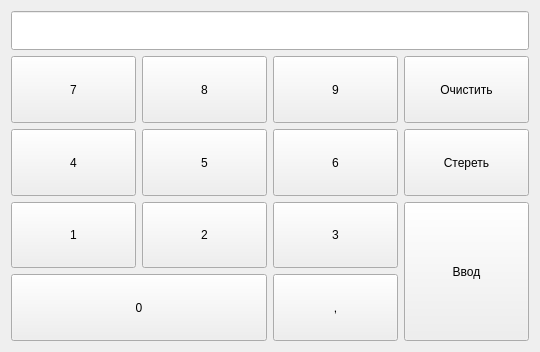
The window that priceinput.ui (tuxmuzon/cahe) describes before a commit, drawn with Qt 5.
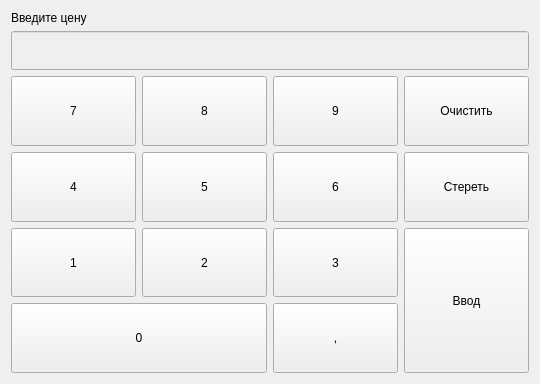
The same window after the commit.

Commit message: price_validator_and_erase_button

```diff
--- a/priceinput.ui
+++ b/priceinput.ui
@@ -7,33 +7,14 @@
     <x>0</x>
     <y>0</y>
     <width>540</width>
-    <height>352</height>
+    <height>384</height>
    </rect>
   </property>
   <property name="windowTitle">
    <string>Form</string>
   </property>
   <layout class="QGridLayout" name="gridLayout">
-   <item row="1" column="3">
-    <widget class="QPushButton" name="clear">
-     <property name="sizePolicy">
-      <sizepolicy hsizetype="Minimum" vsizetype="Expanding">
-       <horstretch>0</horstretch>
-       <verstretch>0</verstretch>
-      </sizepolicy>
-     </property>
-     <property name="focusPolicy">
-      <enum>Qt::NoFocus</enum>
-     </property>
-     <property name="styleSheet">
-      <string notr="true">font: 26pt &quot;MS Shell Dlg 2&quot;;</string>
-     </property>
-     <property name="text">
-      <string>Очистить</string>
-     </property>
-    </widget>
-   </item>
-   <item row="1" column="1">
+   <item row="2" column="1">
     <widget class="QPushButton" name="eight">
      <property name="sizePolicy">
       <sizepolicy hsizetype="Minimum" vsizetype="Minimum">
@@ -52,7 +33,7 @@
      </property>
     </widget>
    </item>
-   <item row="1" column="2">
+   <item row="2" column="2">
     <widget class="QPushButton" name="nine">
      <property name="sizePolicy">
       <sizepolicy hsizetype="Minimum" vsizetype="Minimum">
@@ -71,7 +52,26 @@
      </property>
     </widget>
    </item>
-   <item row="1" column="0">
+   <item row="2" column="3">
+    <widget class="QPushButton" name="clear">
+     <property name="sizePolicy">
+      <sizepolicy hsizetype="Minimum" vsizetype="Expanding">
+       <horstretch>0</horstretch>
+       <verstretch>0</verstretch>
+      </sizepolicy>
+     </property>
+     <property name="focusPolicy">
+      <enum>Qt::NoFocus</enum>
+     </property>
+     <property name="styleSheet">
+      <string notr="true">font: 26pt &quot;MS Shell Dlg 2&quot;;</string>
+     </property>
+     <property name="text">
+      <string>Очистить</string>
+     </property>
+    </widget>
+   </item>
+   <item row="2" column="0">
     <widget class="QPushButton" name="seven">
      <property name="sizePolicy">
       <sizepolicy hsizetype="Minimum" vsizetype="Minimum">
@@ -90,26 +90,7 @@
      </property>
     </widget>
    </item>
-   <item row="5" column="0">
-    <widget class="QPushButton" name="one">
-     <property name="sizePolicy">
-      <sizepolicy hsizetype="Minimum" vsizetype="Expanding">
-       <horstretch>0</horstretch>
-       <verstretch>0</verstretch>
-      </sizepolicy>
-     </property>
-     <property name="focusPolicy">
-      <enum>Qt::NoFocus</enum>
-     </property>
-     <property name="styleSheet">
-      <string notr="true">font: 36pt &quot;MS Shell Dlg 2&quot;;</string>
-     </property>
-     <property name="text">
-      <string>1</string>
-     </property>
-    </widget>
-   </item>
-   <item row="5" column="1">
+   <item row="6" column="1">
     <widget class="QPushButton" name="two2">
      <property name="sizePolicy">
       <sizepolicy hsizetype="Minimum" vsizetype="Expanding">
@@ -128,45 +109,26 @@
      </property>
     </widget>
    </item>
+   <item row="6" column="0">
+    <widget class="QPushButton" name="one">
+     <property name="sizePolicy">
+      <sizepolicy hsizetype="Minimum" vsizetype="Expanding">
+       <horstretch>0</horstretch>
+       <verstretch>0</verstretch>
+      </sizepolicy>
+     </property>
+     <property name="focusPolicy">
+      <enum>Qt::NoFocus</enum>
+     </property>
+     <property name="styleSheet">
+      <string notr="true">font: 36pt &quot;MS Shell Dlg 2&quot;;</string>
+     </property>
+     <property name="text">
+      <string>1</string>
+     </property>
+    </widget>
+   </item>
    <item row="6" column="2">
-    <widget class="QPushButton" name="dote">
-     <property name="sizePolicy">
-      <sizepolicy hsizetype="Minimum" vsizetype="Expanding">
-       <horstretch>0</horstretch>
-       <verstretch>0</verstretch>
-      </sizepolicy>
-     </property>
-     <property name="focusPolicy">
-      <enum>Qt::NoFocus</enum>
-     </property>
-     <property name="styleSheet">
-      <string notr="true">font: 36pt &quot;MS Shell Dlg 2&quot;;</string>
-     </property>
-     <property name="text">
-      <string>,</string>
-     </property>
-    </widget>
-   </item>
-   <item row="6" column="0" colspan="2">
-    <widget class="QPushButton" name="zero">
-     <property name="sizePolicy">
-      <sizepolicy hsizetype="Minimum" vsizetype="Expanding">
-       <horstretch>0</horstretch>
-       <verstretch>0</verstretch>
-      </sizepolicy>
-     </property>
-     <property name="focusPolicy">
-      <enum>Qt::NoFocus</enum>
-     </property>
-     <property name="styleSheet">
-      <string notr="true">font: 36pt &quot;MS Shell Dlg 2&quot;;</string>
-     </property>
-     <property name="text">
-      <string>0</string>
-     </property>
-    </widget>
-   </item>
-   <item row="5" column="2">
     <widget class="QPushButton" name="three">
      <property name="sizePolicy">
       <sizepolicy hsizetype="Minimum" vsizetype="Expanding">
@@ -185,7 +147,7 @@
      </property>
     </widget>
    </item>
-   <item row="5" column="3" rowspan="2">
+   <item row="6" column="3" rowspan="2">
     <widget class="QPushButton" name="enter">
      <property name="sizePolicy">
       <sizepolicy hsizetype="Minimum" vsizetype="Expanding">
@@ -210,79 +172,123 @@
      </property>
     </widget>
    </item>
-   <item row="0" column="0" colspan="4">
+   <item row="7" column="2">
+    <widget class="QPushButton" name="dote">
+     <property name="sizePolicy">
+      <sizepolicy hsizetype="Minimum" vsizetype="Expanding">
+       <horstretch>0</horstretch>
+       <verstretch>0</verstretch>
+      </sizepolicy>
+     </property>
+     <property name="focusPolicy">
+      <enum>Qt::NoFocus</enum>
+     </property>
+     <property name="styleSheet">
+      <string notr="true">font: 36pt &quot;MS Shell Dlg 2&quot;;</string>
+     </property>
+     <property name="text">
+      <string>,</string>
+     </property>
+    </widget>
+   </item>
+   <item row="7" column="0" colspan="2">
+    <widget class="QPushButton" name="zero">
+     <property name="sizePolicy">
+      <sizepolicy hsizetype="Minimum" vsizetype="Expanding">
+       <horstretch>0</horstretch>
+       <verstretch>0</verstretch>
+      </sizepolicy>
+     </property>
+     <property name="focusPolicy">
+      <enum>Qt::NoFocus</enum>
+     </property>
+     <property name="styleSheet">
+      <string notr="true">font: 36pt &quot;MS Shell Dlg 2&quot;;</string>
+     </property>
+     <property name="text">
+      <string>0</string>
+     </property>
+    </widget>
+   </item>
+   <item row="3" column="1">
+    <widget class="QPushButton" name="five">
+     <property name="sizePolicy">
+      <sizepolicy hsizetype="Minimum" vsizetype="Minimum">
+       <horstretch>0</horstretch>
+       <verstretch>0</verstretch>
+      </sizepolicy>
+     </property>
+     <property name="focusPolicy">
+      <enum>Qt::NoFocus</enum>
+     </property>
+     <property name="styleSheet">
+      <string notr="true">font: 36pt &quot;MS Shell Dlg 2&quot;;</string>
+     </property>
+     <property name="text">
+      <string>5</string>
+     </property>
+    </widget>
+   </item>
+   <item row="3" column="3">
+    <widget class="QPushButton" name="erase">
+     <property name="sizePolicy">
+      <sizepolicy hsizetype="Minimum" vsizetype="Expanding">
+       <horstretch>0</horstretch>
+       <verstretch>0</verstretch>
+      </sizepolicy>
+     </property>
+     <property name="focusPolicy">
+      <enum>Qt::NoFocus</enum>
+     </property>
+     <property name="contextMenuPolicy">
+      <enum>Qt::NoContextMenu</enum>
+     </property>
+     <property name="styleSheet">
+      <string notr="true">font: 26pt &quot;MS Shell Dlg 2&quot;;</string>
+     </property>
+     <property name="text">
+      <string>Стереть</string>
+     </property>
+    </widget>
+   </item>
+   <item row="3" column="2">
+    <widget class="QPushButton" name="six">
+     <property name="sizePolicy">
+      <sizepolicy hsizetype="Minimum" vsizetype="Minimum">
+       <horstretch>0</horstretch>
+       <verstretch>0</verstretch>
+      </sizepolicy>
+     </property>
+     <property name="focusPolicy">
+      <enum>Qt::NoFocus</enum>
+     </property>
+     <property name="styleSheet">
+      <string notr="true">font: 36pt &quot;MS Shell Dlg 2&quot;;</string>
+     </property>
+     <property name="text">
+      <string>6</string>
+     </property>
+    </widget>
+   </item>
+   <item row="1" column="0" colspan="4">
     <widget class="QLineEdit" name="lineEdit">
+     <property name="enabled">
+      <bool>false</bool>
+     </property>
      <property name="font">
       <font>
        <pointsize>20</pointsize>
       </font>
      </property>
+     <property name="inputMask">
+      <string/>
+     </property>
      <property name="echoMode">
       <enum>QLineEdit::Normal</enum>
      </property>
     </widget>
    </item>
-   <item row="2" column="3">
-    <widget class="QPushButton" name="erase">
-     <property name="sizePolicy">
-      <sizepolicy hsizetype="Minimum" vsizetype="Expanding">
-       <horstretch>0</horstretch>
-       <verstretch>0</verstretch>
-      </sizepolicy>
-     </property>
-     <property name="focusPolicy">
-      <enum>Qt::NoFocus</enum>
-     </property>
-     <property name="contextMenuPolicy">
-      <enum>Qt::NoContextMenu</enum>
-     </property>
-     <property name="styleSheet">
-      <string notr="true">font: 26pt &quot;MS Shell Dlg 2&quot;;</string>
-     </property>
-     <property name="text">
-      <string>Стереть</string>
-     </property>
-    </widget>
-   </item>
-   <item row="2" column="2">
-    <widget class="QPushButton" name="six">
-     <property name="sizePolicy">
-      <sizepolicy hsizetype="Minimum" vsizetype="Minimum">
-       <horstretch>0</horstretch>
-       <verstretch>0</verstretch>
-      </sizepolicy>
-     </property>
-     <property name="focusPolicy">
-      <enum>Qt::NoFocus</enum>
-     </property>
-     <property name="styleSheet">
-      <string notr="true">font: 36pt &quot;MS Shell Dlg 2&quot;;</string>
-     </property>
-     <property name="text">
-      <string>6</string>
-     </property>
-    </widget>
-   </item>
-   <item row="2" column="1">
-    <widget class="QPushButton" name="five">
-     <property name="sizePolicy">
-      <sizepolicy hsizetype="Minimum" vsizetype="Minimum">
-       <horstretch>0</horstretch>
-       <verstretch>0</verstretch>
-      </sizepolicy>
-     </property>
-     <property name="focusPolicy">
-      <enum>Qt::NoFocus</enum>
-     </property>
-     <property name="styleSheet">
-      <string notr="true">font: 36pt &quot;MS Shell Dlg 2&quot;;</string>
-     </property>
-     <property name="text">
-      <string>5</string>
-     </property>
-    </widget>
-   </item>
-   <item row="2" column="0">
+   <item row="3" column="0">
     <widget class="QPushButton" name="four">
      <property name="sizePolicy">
       <sizepolicy hsizetype="Minimum" vsizetype="Minimum">
@@ -301,6 +307,22 @@
      </property>
     </widget>
    </item>
+   <item row="0" column="0" colspan="4">
+    <widget class="QLabel" name="label">
+     <property name="sizePolicy">
+      <sizepolicy hsizetype="Expanding" vsizetype="Fixed">
+       <horstretch>0</horstretch>
+       <verstretch>0</verstretch>
+      </sizepolicy>
+     </property>
+     <property name="styleSheet">
+      <string notr="true">font: 20pt &quot;MS Shell Dlg 2&quot;;</string>
+     </property>
+     <property name="text">
+      <string>Введите цену</string>
+     </property>
+    </widget>
+   </item>
   </layout>
  </widget>
  <resources/>
```
The commit also changes 7 other files.
